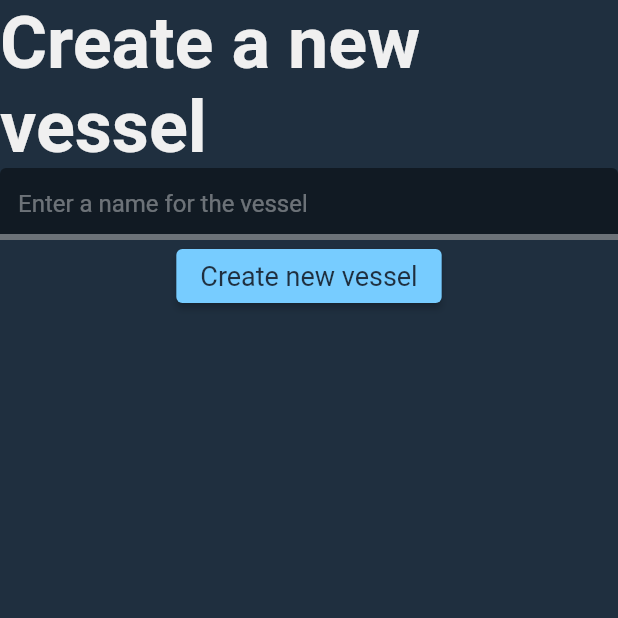
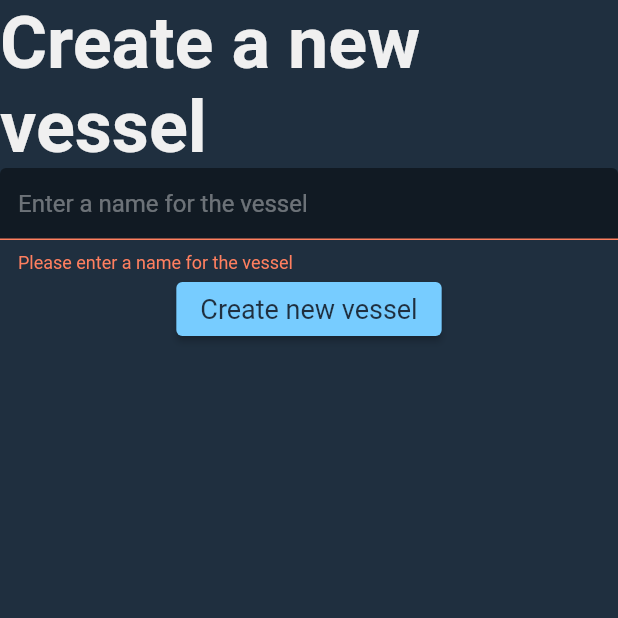
Before and after one commit to Saltswimmer/ru-seniorproj, a Flutter app: the CreateVesselPage screen opened by its route, after a tap on "Create new vessel", on a phone screen of 412 x 824 dp, the top half of it. Run offline on Flutter 3.47's test engine with Material 2 defaults, Android fonts, the phone set to English and light mode, and no system bars; our stand-ins replace dio, go_router, localstorage; accounts and stored records are empty.

Commit message:
Ability to create vessel from frontend

```diff
--- a/harbour_frontend/lib/api/vessel_service.dart
+++ b/harbour_frontend/lib/api/vessel_service.dart
@@ -15,7 +15,7 @@ class VesselService {
 
   Future<List<User>> getUsers(Token jwt) async {
     try {
-      final res = await dio.get('$server/restricted/getUsers',
+      final res = await dio.get('$server/vessel/members',
           options: Options(headers: {'Authorization': jwt.toString()}));
 
       print(res.data);
@@ -41,4 +41,18 @@ class VesselService {
       return Future.error(Exception('Search failed'));
     }
   }
+
+  Future<Vessel> createVessel(Token jwt, String name) async {
+    try {
+      final res = await dio.post('$server/vessel/new',
+          data: {'name': name},
+          options: Options(headers: {'Authorization': jwt.toString()}));
+
+      print(res);
+      return Vessel.fromJson(res.data);
+    } on DioError catch (e) {
+      print(e.message);
+      return Future.error(Exception('Unable to create vessel'));
+    }
+  }
 }
--- a/harbour_frontend/lib/models/session.dart
+++ b/harbour_frontend/lib/models/session.dart
@@ -1,4 +1,5 @@
 import 'package:harbour_frontend/api/user_service.dart';
+import 'package:harbour_frontend/models/vessel_model.dart';
 
 import 'token.dart';
 import 'user_model.dart';
@@ -7,6 +8,7 @@ class Session {
   static bool _upToDate = false;
   static Token? _sessionToken;
   static User? _sessionUser;
+  static final Map<String, Vessel> _sessionVessels = {};
 
   static set upToDate(bool val) {
     _upToDate = val;
@@ -20,12 +22,20 @@ class Session {
     return _upToDate ? _sessionUser : null;
   }
 
+  static Map<String, Vessel>? get vessels {
+    return _upToDate ? _sessionVessels : null;
+  }
+
   static set token(Token? token) {
     _sessionToken = token;
   }
 
   static set user(User? user) {
     _sessionUser = user;
+  }
+
+  static void addVessel(Vessel v) {
+    _sessionVessels[v.vessel_id] = v;
   }
 
   static Future<bool> refresh() async {
--- a/harbour_frontend/lib/models/vessel_model.dart
+++ b/harbour_frontend/lib/models/vessel_model.dart
@@ -10,8 +10,8 @@ class Vessel {
 
   factory Vessel.fromJson(Map json) {
     return Vessel(
-      vessel_id: json['Id'],
-      name: json['Vessel'],
+      vessel_id: json['id'],
+      name: json['name'],
     );
   }
 
--- a/harbour_frontend/lib/pages/create_vessel.dart
+++ b/harbour_frontend/lib/pages/create_vessel.dart
@@ -1,5 +1,9 @@
 import 'package:flutter/material.dart';
+import 'package:go_router/go_router.dart';
 import 'package:harbour_frontend/api/vessel_service.dart';
+import 'package:harbour_frontend/models/session.dart';
+import 'package:harbour_frontend/models/token.dart';
+import 'package:harbour_frontend/models/vessel_model.dart';
 import 'package:harbour_frontend/text_templates.dart';
 
 class CreateVesselPage extends StatefulWidget {
@@ -43,12 +47,14 @@ class _CreateVesselPageState extends State<CreateVesselPage> {
 
     return SafeArea(
         child: Scaffold(
-            body: Column(
+            body: Form(
+              key: _formKey,
+              child: Column(
                 crossAxisAlignment: CrossAxisAlignment.center,
                 children: [
                   TextTemplates.headline("Create a new vessel", colors.onBackground),
                   TextFormField(
-          key: _formKey,
+                    controller: _controller,
                     decoration: makeInputDecoration("Enter a name for the vessel"),
                     autocorrect: false,
                     enableSuggestions: false,
@@ -60,13 +66,21 @@ class _CreateVesselPageState extends State<CreateVesselPage> {
                   ),
                   ElevatedButton(
                     child: TextTemplates.large("Create new vessel", colors.onSurface),
-          onPressed: () {
+                    onPressed: () async {
                       if (_formKey.currentState!.validate()) {
                         // Create the new vessel
+                        try {
+                          Vessel? v = await VesselService()
+                              .createVessel(Session.token!, _controller.text);
+
+                          if (v != null) {}
+                        } on Error catch (e) {
+                          print(e);
+                        }
                       }
                     },
                   )
                 ],
-    )));
+    ))));
   }
 }
```
Also changed, not shown: 1 other file. Lines whose indentation alone changed are shown as unchanged.
